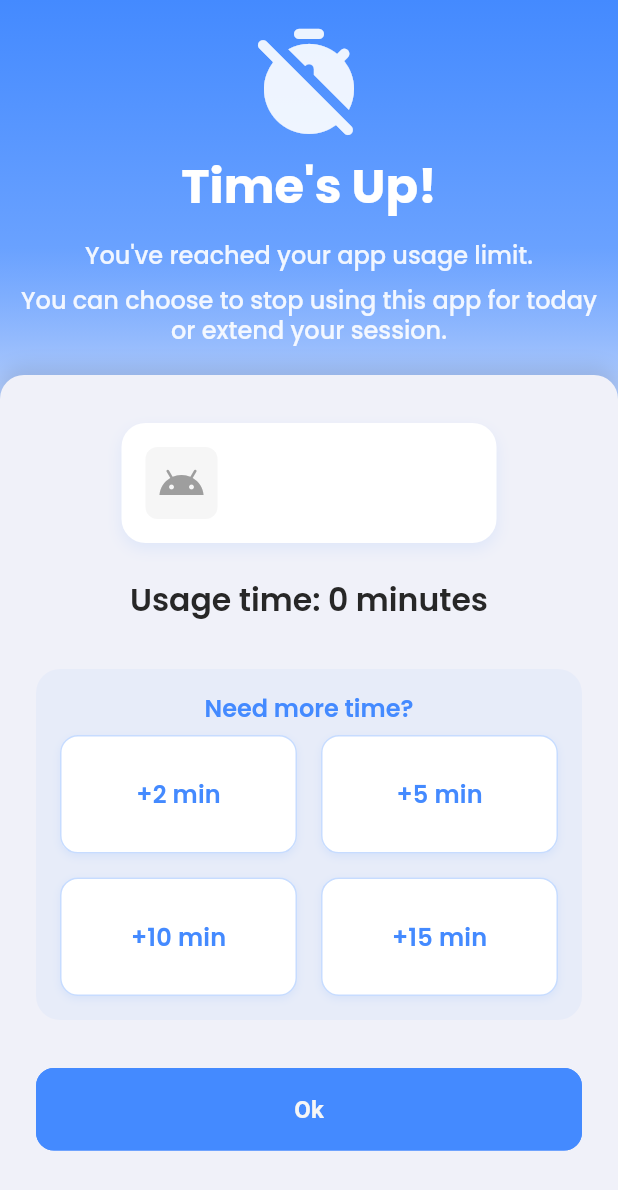
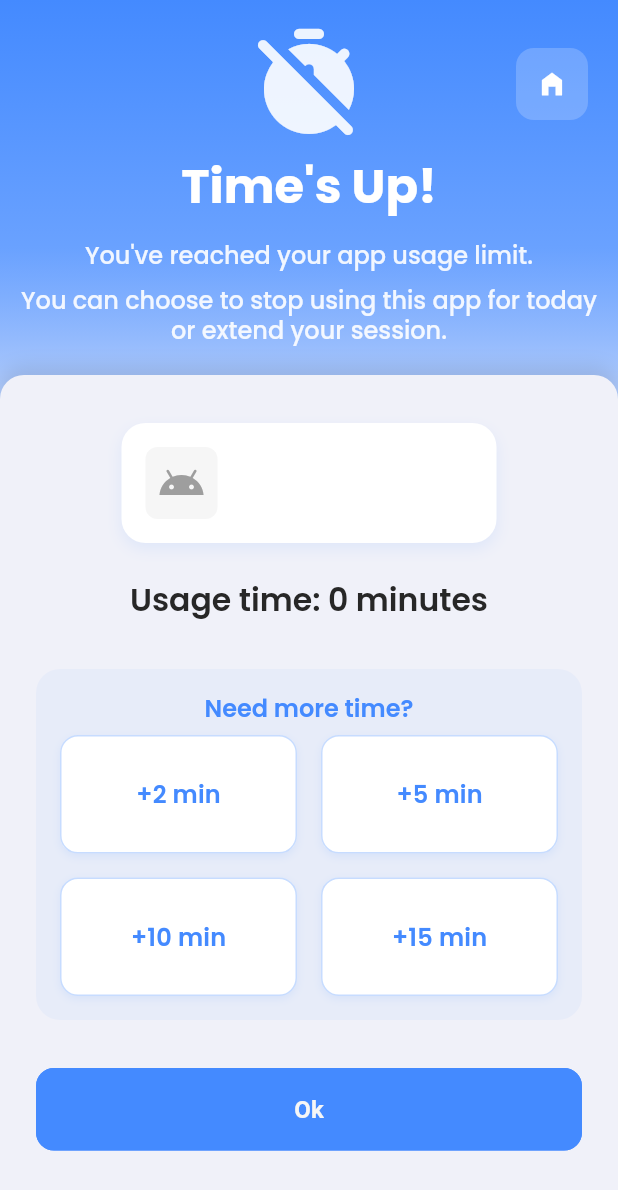
Before and after one commit to diaspedro7/detox_app, a Flutter app: the AlarmPage screen opened directly with empty values, on a phone screen of 412 x 824 dp. Shown: the top 1190 px of the screen. Run offline on Flutter 3.47's test engine with Material 3 defaults, Android fonts, the phone set to English and light mode, and no system bars; our stand-ins replace flutter_advanced_switch, flutter_local_notifications, hive_flutter, permission_handler, syncfusion_flutter_gauges; missing offline and left inert: android_intent_plus, app_usage, flutter_background_service, installed_apps; accounts and stored records are empty; statements that could not run were skipped.

```diff
--- a/lib/common/widgets/goback_button.dart
+++ b/lib/common/widgets/custom_icon_button.dart
@@ -1,13 +1,15 @@
 import 'package:detox_app/utils/constants/colors.dart';
 import 'package:flutter/material.dart';
 
-class GoBackButton extends StatelessWidget {
-  const GoBackButton({
+class CustomIconButton extends StatelessWidget {
+  const CustomIconButton({
     super.key,
     required this.onPressed,
+    required this.icon,
   });
 
   final void Function() onPressed;
+  final IconData icon;
 
   @override
   Widget build(BuildContext context) {
@@ -17,8 +19,7 @@ class GoBackButton extends StatelessWidget {
         borderRadius: BorderRadius.circular(12),
       ),
       child: IconButton(
-        icon: const Icon(Icons.arrow_back_ios_new,
-            color: TColors.white, size: 20),
+        icon: Icon(icon, color: TColors.white, size: 20),
         onPressed: onPressed,
       ),
     );
--- a/lib/features/detox/screens/alarm/widgets/title_alarm_page.dart
+++ b/lib/features/detox/screens/alarm/widgets/title_alarm_page.dart
@@ -1,3 +1,4 @@
+import 'package:detox_app/common/widgets/custom_icon_button.dart';
 import 'package:detox_app/utils/constants/sizes.dart';
 import 'package:detox_app/utils/constants/text_strings.dart';
 import 'package:flutter/material.dart';
@@ -13,10 +14,28 @@ class TitleAlarmPage extends StatelessWidget {
       child: Column(
         crossAxisAlignment: CrossAxisAlignment.center,
         children: [
-          Icon(
-            Icons.timer_off_rounded,
-            size: TSizes.titleIcon,
-            color: Colors.white.withValues(alpha: 0.9),
+          Row(
+            mainAxisAlignment: MainAxisAlignment.spaceBetween,
+            children: [
+              const Expanded(child: SizedBox()), // Espaço à esquerda
+              Icon(
+                Icons.timer_off_rounded,
+                size: TSizes.titleIcon,
+                color: Colors.white.withValues(alpha: 0.9),
+              ),
+              Expanded(
+                child: Padding(
+                  padding: const EdgeInsets.only(right: 8.0),
+                  child: Align(
+                    alignment: Alignment.centerRight,
+                    child: CustomIconButton(
+                        icon: Icons.home_filled,
+                        onPressed: () =>
+                            Navigator.pushReplacementNamed(context, "/home")),
+                  ),
+                ),
+              ),
+            ],
           ),
           const SizedBox(height: TSizes.spaceBtwItems / 2),
           Text(
--- a/lib/features/detox/screens/select_apps/select_apps_page.dart
+++ b/lib/features/detox/screens/select_apps/select_apps_page.dart
@@ -1,7 +1,7 @@
 // ignore_for_file: use_build_context_synchronously
 
+import 'package:detox_app/common/widgets/custom_icon_button.dart';
 import 'package:detox_app/common/widgets/floating_button.dart';
-import 'package:detox_app/common/widgets/goback_button.dart';
 import 'package:detox_app/common/widgets/gradient_background_container.dart';
 import 'package:detox_app/features/detox/screens/home/widgets/custom_circular_progress_indicator.dart';
 import 'package:detox_app/common/widgets/body_background_container.dart';
@@ -87,7 +87,9 @@ class _SelectAppsPageState extends State<SelectAppsPage>
                 padding: const EdgeInsets.all(TSizes.defaultSpace),
                 child: Row(
                   children: [
-                    GoBackButton(onPressed: () => Navigator.pop(context)),
+                    CustomIconButton(
+                        icon: Icons.arrow_back_ios_new,
+                        onPressed: () => Navigator.pop(context)),
                     const SizedBox(width: TSizes.md),
                     Text(
                       TTexts.selectApps,
```
Also changed, not shown: lib/app.dart (+18 -4 lines), lib/data/services/background/calculate_time_service.dart (+46 -9 lines), lib/data/services/background/flutter_background_service.dart (+54 -9 lines), lib/data/services/background/notification_on_kill_service.dart (added, +28 -0 lines), lib/data/services/background/push_screen_service.dart (+8 -8 lines), lib/features/detox/screens/details/app_details_page.dart (+7 -5 lines), lib/features/permission/screens/ask_permission/pedir_permissao_page.dart (+13 -7 lines), lib/main.dart (+30 -1 lines), pubspec.yaml (+15 -0 lines), assets/images/dopamine.png (added), assets/images/icon.jpg (added), assets/images/logo.png (added), assets/images/notification_icon.png (added), pubspec.lock, 58 other files.
